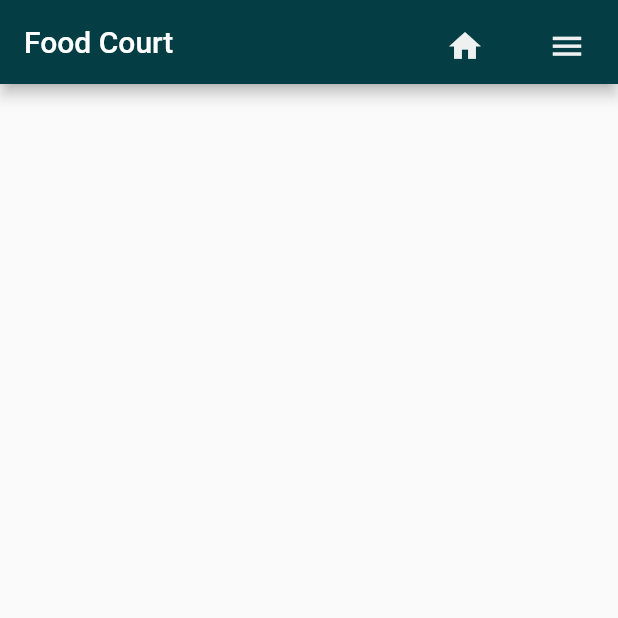
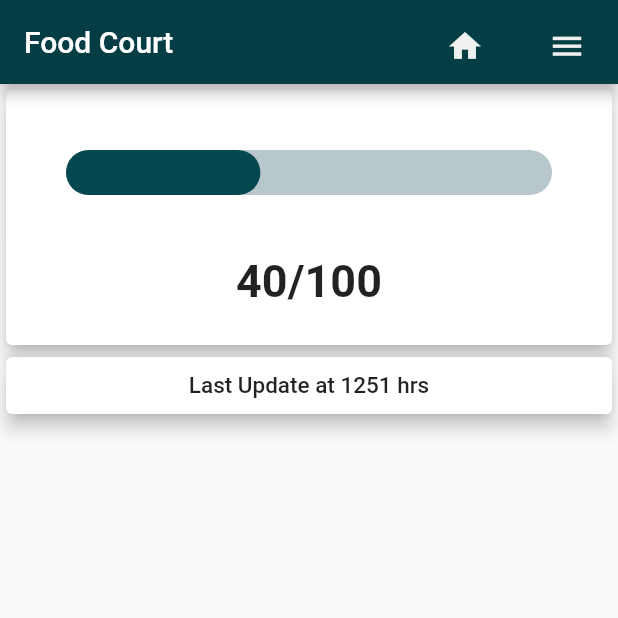
Before and after one commit to Prabha713d/Seat-Venumma, a Flutter app: the screen it shows after launch, after a tap on "Electrical Sciences Block", after a tap on "Food Court", on a phone screen of 412 x 824 dp, the top half of it. Run offline on Flutter 3.47's test engine with Material 2 defaults, Android fonts, the phone set to English and light mode, and no system bars; drawn by our look-alikes of percent_indicator; Roboto replaces fonts that are missing (Galliard BT).

Commit message:
Room vacancy display

```diff
--- a/lib/buildSelection.dart
+++ b/lib/buildSelection.dart
@@ -2,10 +2,9 @@ import 'package:flutter/src/widgets/container.dart';
 import 'package:flutter/src/widgets/framework.dart';
 
 import 'package:flutter/material.dart';
+import 'package:testapp/vacancyTrack.dart';
 
 import './buttons.dart';
-import "./buildingDetails.dart";
-import './location.dart';
 
 //this code generates the layout of the buttons - currently set to grid view.
 
@@ -22,8 +21,8 @@ class BuildSelection extends StatelessWidget {
 
   @override
   Widget build(BuildContext context) {
-    BuildingDetails obj = BuildingDetails();
-    return GridView.count(
+    return (buildList.length > 0)
+        ? GridView.count(
             primary: false,
             padding: const EdgeInsets.all(5),
             crossAxisSpacing: 5,
@@ -38,6 +37,7 @@ class BuildSelection extends StatelessWidget {
                 return Buttons(buttonClicked, bldg);
               }).toList()
             ],
-    );
+          )
+        : VacancyTrack(buttonClicked: buttonClicked, buildList: buildList);
   }
 }
--- /dev/null
+++ b/lib/roomDescription.dart
@@ -0,0 +1,30 @@
+import 'package:flutter/src/widgets/container.dart';
+import 'package:flutter/src/widgets/framework.dart';
+
+import 'package:flutter/material.dart';
+
+class RoomDescription extends StatelessWidget {
+  @override
+  final String timeUpdated;
+
+  RoomDescription({
+    required this.timeUpdated,
+  });
+
+  Widget build(BuildContext context) {
+    return Container(
+      width: double.infinity,
+      margin: EdgeInsets.all(10),
+      alignment: Alignment.topCenter,
+      child: Text(
+        ("Last Update at " + timeUpdated),
+        textAlign: TextAlign.start,
+        style: TextStyle(
+          fontWeight: FontWeight.w500,
+          fontSize: 15.0,
+          fontFamily: 'Galliard BT',
+        ),
+      ),
+    );
+  }
+}
--- /dev/null
+++ b/lib/vacancyIndicator.dart
@@ -0,0 +1,40 @@
+import 'package:flutter/src/widgets/container.dart';
+import 'package:flutter/src/widgets/framework.dart';
+
+import 'package:flutter/material.dart';
+import 'package:percent_indicator/linear_percent_indicator.dart';
+
+class VacancyIndicator extends StatelessWidget {
+  @override
+  final double percentFilled;
+
+  VacancyIndicator(this.percentFilled);
+
+  Widget build(BuildContext context) {
+    return Column(children: [
+      Container(
+        width: double.infinity,
+        height: 50,
+        margin: EdgeInsets.all(30),
+        child: LinearPercentIndicator(
+          percent: percentFilled,
+          lineHeight: 30,
+          animation: true,
+          animationDuration: 250,
+          linearStrokeCap: LinearStrokeCap.roundAll,
+          progressColor: Color.fromARGB(255, 4, 71, 79),
+        ),
+      ),
+      Container(
+        padding: EdgeInsets.fromLTRB(25, 0, 25, 25),
+        child: Text(
+          "40/100",
+          style: TextStyle(
+              fontWeight: FontWeight.bold,
+              fontSize: 30.0,
+              fontFamily: 'Galliard BT'),
+        ),
+      ),
+    ]);
+  }
+}
--- /dev/null
+++ b/lib/vacancyTrack.dart
@@ -0,0 +1,36 @@
+import 'package:flutter/src/widgets/container.dart';
+import 'package:flutter/src/widgets/framework.dart';
+
+import 'package:flutter/material.dart';
+import 'package:percent_indicator/circular_percent_indicator.dart';
+
+import 'vacancyIndicator.dart';
+import 'roomDescription.dart';
+
+class VacancyTrack extends StatelessWidget {
+  //final String page;
+  final Function buttonClicked;
+  final List buildList;
+
+  VacancyTrack({
+    //required this.page,
+    required this.buttonClicked,
+    required this.buildList,
+  });
+
+  @override
+  Widget build(BuildContext context) {
+    return Column(
+      children: [
+        Card(
+          elevation: 5,
+          child: VacancyIndicator(0.4),
+        ),
+        Card(
+          elevation: 5,
+          child: RoomDescription(timeUpdated: "1251 hrs"),
+        ),
+      ],
+    );
+  }
+}
--- a/pubspec.yaml
+++ b/pubspec.yaml
@@ -36,6 +36,7 @@ dependencies:
   # The following adds the Cupertino Icons font to your application.
   # Use with the CupertinoIcons class for iOS style icons.
   cupertino_icons: ^1.0.2
+  percent_indicator: ^3.4.0
 
 dev_dependencies:
   flutter_launcher_icons: "^0.9.2"
```
Also changed, not shown: pubspec.lock. Lines whose indentation alone changed are shown as unchanged.
